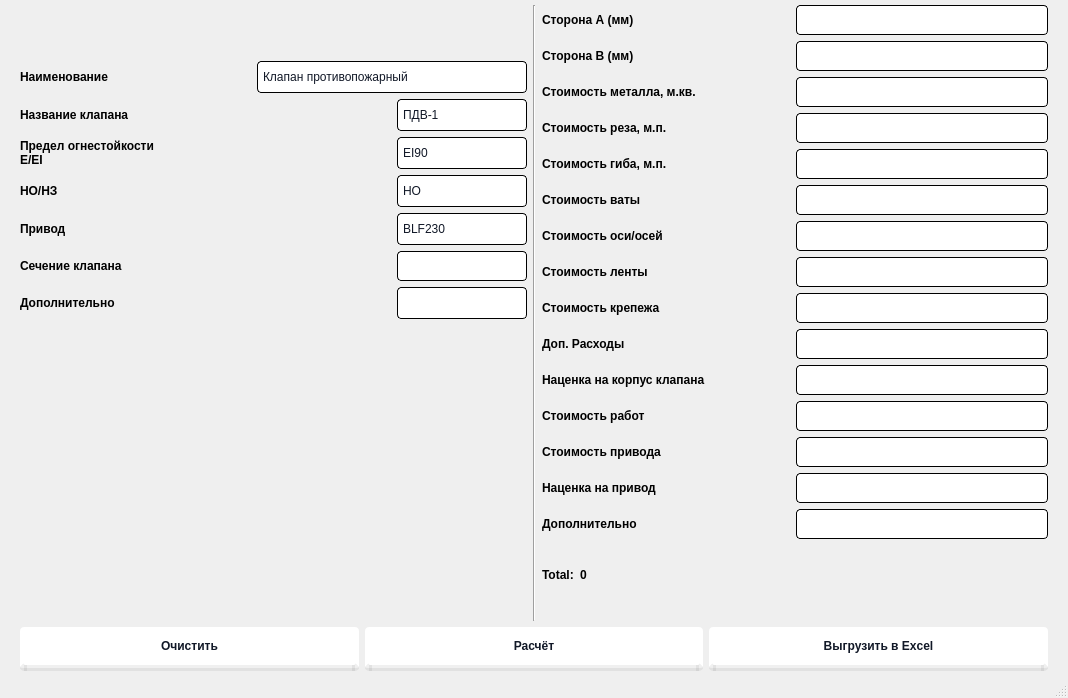
The window that Bajan/main_window.ui (AnanasiDiod/auto-create) describes before a commit, drawn with Qt 5.
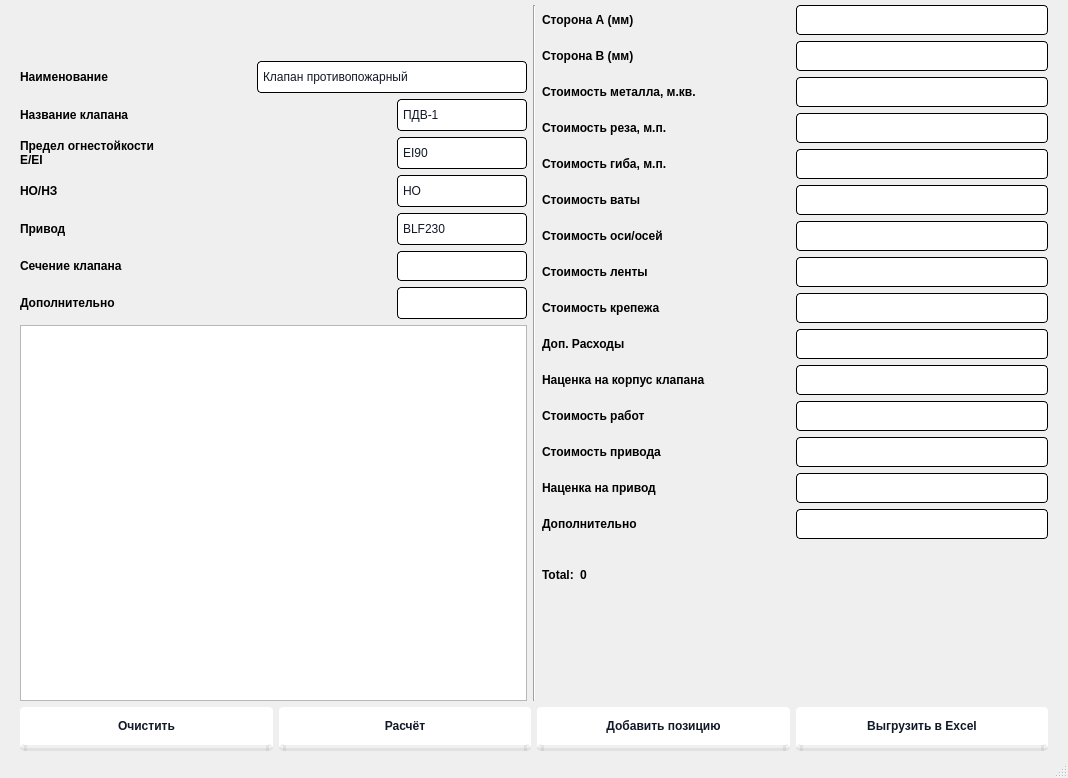
The same window after the commit. Icons and pictures are not drawn.

Diff of the .ui file:
```diff
--- a/Bajan/main_window.ui
+++ b/Bajan/main_window.ui
@@ -7,7 +7,7 @@
     <x>0</x>
     <y>0</y>
     <width>1068</width>
-    <height>698</height>
+    <height>778</height>
    </rect>
   </property>
   <property name="sizePolicy">
@@ -531,17 +531,11 @@
          </layout>
         </item>
         <item>
-         <spacer name="verticalSpacer">
-          <property name="orientation">
-           <enum>Qt::Vertical</enum>
+         <widget class="QListWidget" name="log_area">
+          <property name="wordWrap">
+           <bool>true</bool>
           </property>
-          <property name="sizeHint" stdset="0">
-           <size>
-            <width>20</width>
-            <height>40</height>
-           </size>
-          </property>
-         </spacer>
+         </widget>
         </item>
        </layout>
       </item>
@@ -1057,6 +1051,13 @@
         </property>
        </widget>
       </item>
+      <item>
+       <widget class="QPushButton" name="add_position_btn">
+        <property name="text">
+         <string>Добавить позицию</string>
+        </property>
+       </widget>
+      </item>
       <item>
        <widget class="QPushButton" name="make_excel">
         <property name="styleSheet">
```
